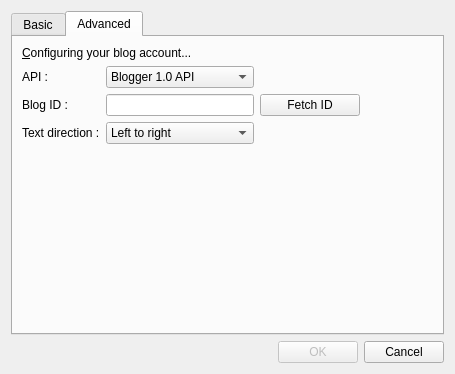
Before: the Qt Designer form src/addeditblogbase.ui in mtux/bilbo, drawn with Qt 5.
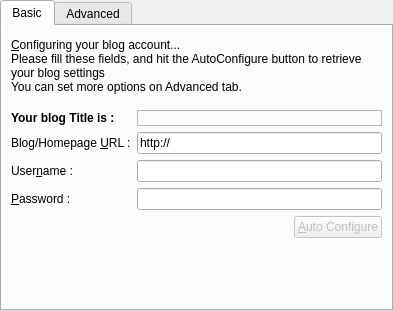
After: the same form once the commit is applied. The open tabs and pages were chosen to show the change. Custom widgets are drawn as their Qt base class.

Commit message: AddEditBlog Class moved to KDialog.  * Bug fix and Improvements on AddEditBlog. (Bugs on Editing Blogs fixed.)  * Function to guess the API type by Web page content added to AddEditBlog.  * The AddEditBlog UI file changed to a KTabWidget. (Previously was a QDialog)  * Improvements and code cleaning on Backend (It needs more!)  * Unused codes on CatCheckBox removed.  * Fix a bug on DBMan::editBlog().  * Some Debug outputs added to DBMand.  * CMakeList.txt changed to be compatible by KDE 4.2 build system.

What changed in the file:
```diff
--- a/src/addeditblogbase.ui
+++ b/src/addeditblogbase.ui
@@ -1,20 +1,14 @@
 <ui version="4.0" >
  <class>AddEditBlogBase</class>
- <widget class="QDialog" name="AddEditBlogBase" >
+ <widget class="KTabWidget" name="AddEditBlogBase" >
   <property name="geometry" >
    <rect>
     <x>0</x>
     <y>0</y>
-    <width>455</width>
-    <height>374</height>
+    <width>393</width>
+    <height>311</height>
    </rect>
   </property>
-  <property name="windowTitle" >
-   <string/>
-  </property>
-  <layout class="QGridLayout" name="gridLayout" >
-   <item row="0" column="0" >
-    <widget class="KTabWidget" name="tabs" >
      <property name="currentIndex" >
       <number>0</number>
      </property>
@@ -25,15 +19,21 @@
       <layout class="QGridLayout" name="gridLayout_2" >
        <item row="0" column="0" colspan="3" >
         <widget class="QLabel" name="label_4" >
+      <property name="sizePolicy" >
+       <sizepolicy vsizetype="MinimumExpanding" hsizetype="Preferred" >
+        <horstretch>0</horstretch>
+        <verstretch>0</verstretch>
+       </sizepolicy>
+      </property>
          <property name="text" >
           <string>&lt;!DOCTYPE HTML PUBLIC "-//W3C//DTD HTML 4.0//EN" "http://www.w3.org/TR/REC-html40/strict.dtd">
 &lt;html>&lt;head>&lt;meta name="qrichtext" content="1" />&lt;style type="text/css">
 p, li { white-space: pre-wrap; }
-&lt;/style>&lt;/head>&lt;body style=" font-family:'DejaVu Sans'; font-size:10pt; font-weight:400; font-style:normal;">
+&lt;/style>&lt;/head>&lt;body style=" font-family:'DejaVu Sans'; font-size:9pt; font-weight:400; font-style:normal;">
 &lt;table border="0" style="-qt-table-type: root; margin-top:4px; margin-bottom:4px; margin-left:4px; margin-right:4px;">
 &lt;tr>
 &lt;td style="border: none;">
-&lt;p style=" margin-top:0px; margin-bottom:0px; margin-left:0px; margin-right:0px; -qt-block-indent:0; text-indent:0px;">&amp;amp;Configuring your blog account...&lt;/p>
+&lt;p style=" margin-top:0px; margin-bottom:0px; margin-left:0px; margin-right:0px; -qt-block-indent:0; text-indent:0px; font-size:10pt;">&lt;span style=" font-size:9pt;">&amp;amp;Configuring your blog account...&lt;/span>&lt;/p>
 &lt;p style=" margin-top:0px; margin-bottom:0px; margin-left:0px; margin-right:0px; -qt-block-indent:0; text-indent:0px;">Please fill these fields, and hit the AutoConfigure button to retrieve your blog settings&lt;/p>
 &lt;p style=" margin-top:0px; margin-bottom:0px; margin-left:0px; margin-right:0px; -qt-block-indent:0; text-indent:0px;">You can set more options on Advanced tab.&lt;/p>&lt;/td>&lt;/tr>&lt;/table>&lt;/body>&lt;/html></string>
          </property>
@@ -157,18 +157,27 @@
          <property name="orientation" >
           <enum>Qt::Vertical</enum>
          </property>
+      <property name="sizeType" >
+       <enum>QSizePolicy::Expanding</enum>
+      </property>
          <property name="sizeHint" stdset="0" >
           <size>
            <width>20</width>
-           <height>40</height>
+        <height>0</height>
           </size>
          </property>
         </spacer>
        </item>
        <item row="2" column="0" >
         <widget class="QLabel" name="label_9" >
+      <property name="font" >
+       <font>
+        <weight>75</weight>
+        <bold>true</bold>
+       </font>
+      </property>
          <property name="text" >
-          <string>Your blog Title :</string>
+       <string>Your blog Title is :</string>
          </property>
         </widget>
        </item>
@@ -192,14 +201,17 @@
          </property>
         </widget>
        </item>
-       <item row="1" column="0" >
+    <item row="2" column="0" >
         <widget class="QLabel" name="label_6" >
          <property name="text" >
-          <string comment="Name of the API which is used to communicate with Blog" >API :</string>
+       <string comment="Name of the API which is used to communicate with Blog" >&amp;API :</string>
+      </property>
+      <property name="buddy" >
+       <cstring>comboApi</cstring>
          </property>
         </widget>
        </item>
-       <item row="1" column="1" >
+    <item row="2" column="1" >
         <widget class="KComboBox" name="comboApi" >
          <item>
           <property name="text" >
@@ -228,7 +240,7 @@
          </item>
         </widget>
        </item>
-       <item row="1" column="2" >
+    <item row="2" column="2" >
         <spacer name="horizontalSpacer" >
          <property name="orientation" >
           <enum>Qt::Horizontal</enum>
@@ -241,17 +253,20 @@
          </property>
         </spacer>
        </item>
-       <item row="2" column="0" >
+    <item row="3" column="0" >
         <widget class="QLabel" name="label_7" >
          <property name="text" >
-          <string>Blog ID :</string>
+       <string>Blog &amp;ID :</string>
+      </property>
+      <property name="buddy" >
+       <cstring>txtId</cstring>
          </property>
         </widget>
        </item>
-       <item row="2" column="1" >
+    <item row="3" column="1" >
         <widget class="KLineEdit" name="txtId" />
        </item>
-       <item row="2" column="2" >
+    <item row="3" column="2" >
         <widget class="KPushButton" name="btnFetch" >
          <property name="maximumSize" >
           <size>
@@ -260,11 +275,11 @@
           </size>
          </property>
          <property name="text" >
-          <string comment="verb, fetch the blog id from the web" >Fetch ID</string>
+       <string comment="verb, fetch the blog id from the web" >&amp;Fetch ID</string>
          </property>
         </widget>
        </item>
-       <item row="4" column="1" >
+    <item row="5" column="1" >
         <spacer name="verticalSpacer" >
          <property name="orientation" >
           <enum>Qt::Vertical</enum>
@@ -277,17 +292,20 @@
          </property>
         </spacer>
        </item>
-       <item row="3" column="0" >
+    <item row="4" column="0" >
         <widget class="QLabel" name="label_8" >
          <property name="lineWidth" >
           <number>1</number>
          </property>
          <property name="text" >
-          <string comment="Default direction of text in the blog" >Text direction :</string>
+       <string comment="Default direction of text in the blog" >Default text &amp;direction :</string>
+      </property>
+      <property name="buddy" >
+       <cstring>comboDir</cstring>
          </property>
         </widget>
        </item>
-       <item row="3" column="1" >
+    <item row="4" column="1" >
         <widget class="KComboBox" name="comboDir" >
          <item>
           <property name="text" >
@@ -301,45 +319,11 @@
          </item>
         </widget>
        </item>
-      </layout>
-     </widget>
-    </widget>
-   </item>
-   <item row="1" column="0" >
-    <layout class="QHBoxLayout" name="horizontalLayout" >
-     <item>
-      <spacer name="horizontalSpacer_3" >
-       <property name="orientation" >
-        <enum>Qt::Horizontal</enum>
-       </property>
-       <property name="sizeHint" stdset="0" >
-        <size>
-         <width>40</width>
-         <height>20</height>
-        </size>
-       </property>
-      </spacer>
-     </item>
-     <item>
-      <widget class="KPushButton" name="btnOk" >
-       <property name="enabled" >
-        <bool>false</bool>
-       </property>
-       <property name="text" >
-        <string>OK</string>
-       </property>
-      </widget>
-     </item>
-     <item>
-      <widget class="KPushButton" name="btnCancel" >
-       <property name="text" >
-        <string>Cancel</string>
-       </property>
-      </widget>
-     </item>
-    </layout>
-   </item>
-  </layout>
+    <item row="1" column="0" colspan="3" >
+     <widget class="KSeparator" name="kseparator_2" />
+    </item>
+   </layout>
+  </widget>
  </widget>
  <customwidgets>
   <customwidget>
```
Left out of the diff: 41 changed lines with no effect on the pictures. Lines whose indentation alone changed are shown as unchanged. The commit also changes 9 other files.
